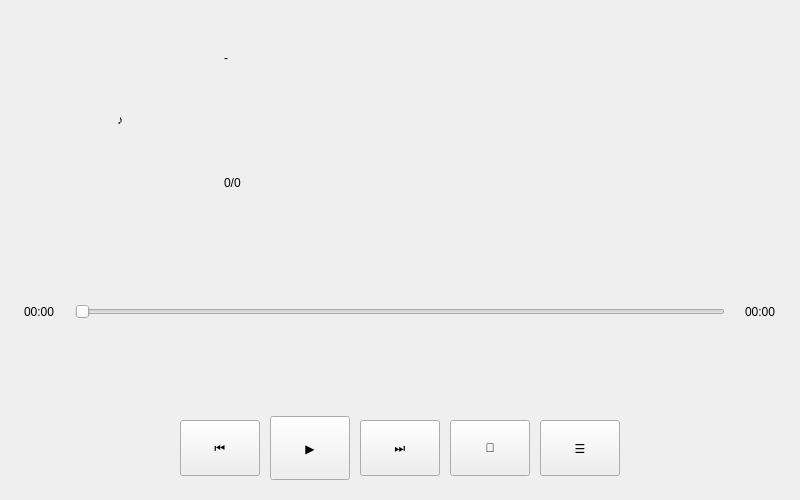
This is playwidget.ui in Attention-C7/MusicPlayer as Qt 5 draws it before an edit. The edited form follows.
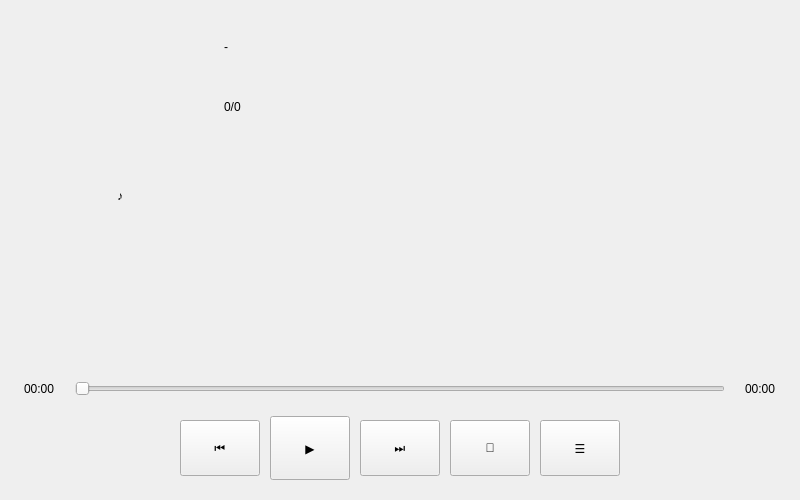
This is the edited form.

What changed in the file:
```diff
--- a/playwidget.ui
+++ b/playwidget.ui
@@ -107,6 +107,49 @@
          </property>
         </widget>
        </item>
+       <item>
+        <widget class="QScrollArea" name="scrollArea_lrc">
+         <property name="frameShape">
+          <enum>QFrame::NoFrame</enum>
+         </property>
+         <property name="verticalScrollBarPolicy">
+          <enum>Qt::ScrollBarAsNeeded</enum>
+         </property>
+         <property name="horizontalScrollBarPolicy">
+          <enum>Qt::ScrollBarAlwaysOff</enum>
+         </property>
+         <property name="widgetResizable">
+          <bool>true</bool>
+         </property>
+         <widget class="QWidget" name="scrollAreaWidgetContents_lrc">
+          <property name="geometry">
+           <rect>
+            <x>0</x>
+            <y>0</y>
+            <width>360</width>
+            <height>220</height>
+           </rect>
+          </property>
+          <layout class="QVBoxLayout" name="verticalLayout_lrc">
+           <property name="spacing">
+            <number>6</number>
+           </property>
+           <property name="leftMargin">
+            <number>0</number>
+           </property>
+           <property name="topMargin">
+            <number>0</number>
+           </property>
+           <property name="rightMargin">
+            <number>0</number>
+           </property>
+           <property name="bottomMargin">
+            <number>0</number>
+           </property>
+          </layout>
+         </widget>
+        </widget>
+       </item>
       </layout>
      </item>
     </layout>
```
